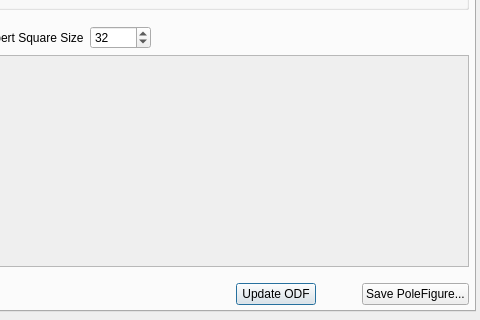
This is Source/Applications/StatsGenerator/UI_Files/SGAxisODFWidget.ui in BlueQuartzSoftware/DREAM3D as Qt 5 draws it before an edit; both pictures show x 408 to 888 and y 280 to 600 of the 888 by 600 pixel window. The edited form follows.
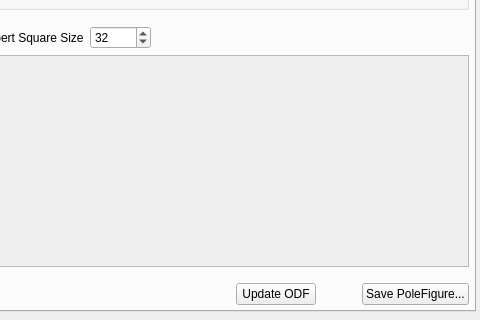
This is the edited form. Icons and pictures are not drawn. Custom widgets are drawn as their Qt base class.

Commit message: Due to high CPU usage on OS X default buttons no longer 'pulse' and the QProgressBar has been removed when there are no active pipelines. This allows the idle CPU usage of DREAM3D to be near 0% as it should be for an idle application.

```diff
--- a/Source/Applications/StatsGenerator/UI_Files/SGAxisODFWidget.ui
+++ b/Source/Applications/StatsGenerator/UI_Files/SGAxisODFWidget.ui
@@ -619,8 +619,11 @@
            <property name="text">
             <string>Update ODF</string>
            </property>
+           <property name="autoDefault">
+            <bool>true</bool>
+           </property>
            <property name="default">
-            <bool>true</bool>
+            <bool>false</bool>
            </property>
           </widget>
          </item>
```
Left out of the diff: 54 changed lines with no effect on the pictures. The commit also changes 7 other files.
